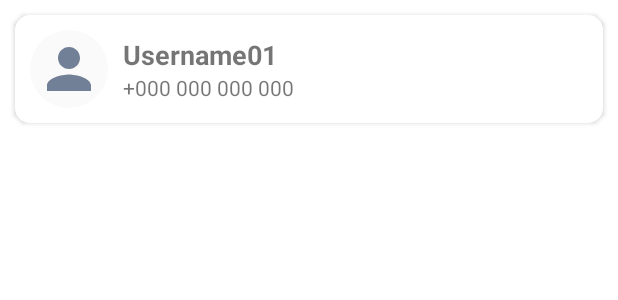
After one commit to yankbg/ChatBox_App-java-, an Android app: the layout search_user_recycler_row.xml on its own in the app's theme, with its tools: preview values and no code run, on a phone screen of 412 x 824 dp. The commit adds this screen. Shown: the top 300 px of the screen. Run offline under Robolectric (Android 15) with nearby library versions, the phone set to English and light mode, and no system bars.

Commit message:
Add SearchUserRecyclerAdapter extending FirestoreRecyclerAdapter to display user search results showing username, phone, and profile picture with marking current user as "(Me)"; create search_user_recycler_row.xml layout featuring profile picture and user info in a styled LinearLayout. Enhance SearchUserActivity by implementing setupSearchRecyclerView() to query Firestore users filtered by username prefix, configure RecyclerView with LinearLayoutManager and the adapter, and correctly manage adapter lifecycle by starting and stopping listening in onStart, onResume, and onStop to ensure real-time data updates.

```diff
--- a/app/build.gradle
+++ b/app/build.gradle
@@ -39,6 +39,7 @@ dependencies {
     androidTestImplementation 'androidx.test.ext:junit:1.1.3'
     androidTestImplementation 'androidx.test.espresso:espresso-core:3.4.0'
     implementation 'com.hbb20:ccp:2.5.0'
+    implementation 'com.firebaseui:firebase-ui-firestore:9.0.0'
 
     implementation(platform("com.google.firebase:firebase-bom:33.16.0"))
     implementation("com.google.firebase:firebase-auth")
--- a/app/src/main/java/com/example/chatboxapp/LoginUserName.java
+++ b/app/src/main/java/com/example/chatboxapp/LoginUserName.java
@@ -47,7 +47,7 @@ public class LoginUserName extends AppCompatActivity {
         if(userModel != null){
             userModel.setUsername(username);
         }else{
-            userModel = new UserModel(phonenumber,username, Timestamp.now());
+            userModel = new UserModel(phonenumber,username, Timestamp.now(), FirebaseUtil.currentUserid());
         }
         FirebaseUtil.currentUserDetails().set(userModel).addOnCompleteListener(new OnCompleteListener<Void>() {
             @Override
--- a/app/src/main/java/com/example/chatboxapp/Util/FirebaseUtil.java
+++ b/app/src/main/java/com/example/chatboxapp/Util/FirebaseUtil.java
@@ -1,6 +1,7 @@
 package com.example.chatboxapp.Util;
 
 import com.google.firebase.auth.FirebaseAuth;
+import com.google.firebase.firestore.CollectionReference;
 import com.google.firebase.firestore.DocumentReference;
 import com.google.firebase.firestore.FirebaseFirestore;
 
@@ -18,4 +19,7 @@ public class FirebaseUtil {
     public static DocumentReference currentUserDetails(){
         return FirebaseFirestore.getInstance().collection("users").document(currentUserid());
     }
+    public static CollectionReference allUserCollectionReference(){
+        return FirebaseFirestore.getInstance().collection("users");
+    }
 }
--- /dev/null
+++ b/app/src/main/res/layout/profile_pic_view.xml
@@ -0,0 +1,19 @@
+<?xml version="1.0" encoding="utf-8"?>
+<RelativeLayout xmlns:android="http://schemas.android.com/apk/res/android"
+    android:layout_width="wrap_content"
+    android:layout_height="wrap_content"
+    xmlns:app="http://schemas.android.com/apk/res-auto">
+
+    <ImageView
+        android:layout_width="52dp"
+        android:layout_height="52dp"
+        android:src="@drawable/person_icon"
+        android:background="@drawable/round_bg"
+        app:tint="@color/light_gray"
+        android:padding="4dp"
+        android:backgroundTint="@color/off_white"
+        android:layout_centerInParent="true"
+        android:id="@+id/profile_pic_image_view"
+        />
+
+</RelativeLayout>
--- /dev/null
+++ b/app/src/main/res/layout/search_user_recycler_row.xml
@@ -0,0 +1,34 @@
+<?xml version="1.0" encoding="utf-8"?>
+<LinearLayout xmlns:android="http://schemas.android.com/apk/res/android"
+    android:layout_width="match_parent"
+    android:layout_height="wrap_content"
+    android:background="@drawable/edt_round_corner"
+    android:layout_margin="10dp"
+    android:elevation="2dp">
+
+    <include layout="@layout/profile_pic_view"
+        android:layout_height="52dp"
+        android:layout_width="52dp"
+        android:layout_gravity="center"
+        android:layout_margin="10dp"/>
+    <LinearLayout
+        android:layout_width="match_parent"
+        android:layout_height="wrap_content"
+        android:orientation="vertical"
+        android:layout_gravity="center">
+        <TextView
+            android:layout_width="wrap_content"
+            android:layout_height="wrap_content"
+            android:text="Username01"
+            android:textSize="18sp"
+            android:textStyle="bold"
+            android:id="@+id/user_name_text"/>
+        <TextView
+            android:layout_width="wrap_content"
+            android:layout_height="wrap_content"
+            android:text="+000 000 000 000"
+            android:id="@+id/user_phone_text"/>
+
+    </LinearLayout>
+
+</LinearLayout>
```
Also changed, not shown: app/src/main/java/com/example/chatboxapp/SearchUserActivity.java (+42 -0 lines), app/src/main/java/com/example/chatboxapp/adapter/SearchUserRecyclerAdapter.java (added, +58 -0 lines), app/src/main/java/com/example/chatboxapp/model/UserModel.java (+11 -2 lines), app/src/main/res/layout/activity_search_user.xml (+9 -4 lines).
